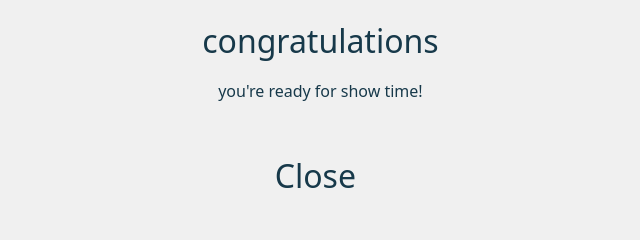
The window that installer/host/qt_host_installer/successdialog.ui (osmc/osmc) describes before a commit, drawn with Qt 5.
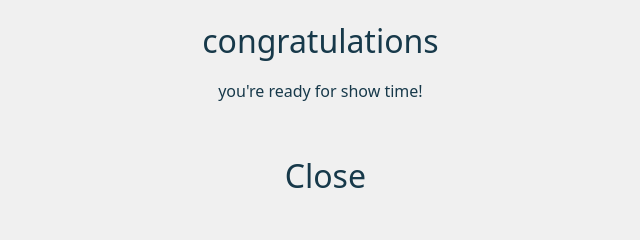
The same window after the commit.

```diff
--- a/installer/host/qt_host_installer/successdialog.ui
+++ b/installer/host/qt_host_installer/successdialog.ui
@@ -72,7 +72,7 @@
   <widget class="QPushButton" name="closeInstallerButton">
    <property name="geometry">
     <rect>
-     <x>250</x>
+     <x>260</x>
      <y>150</y>
      <width>131</width>
      <height>51</height>
```
Left out of the diff: 6 changed lines with no effect on the pictures.
